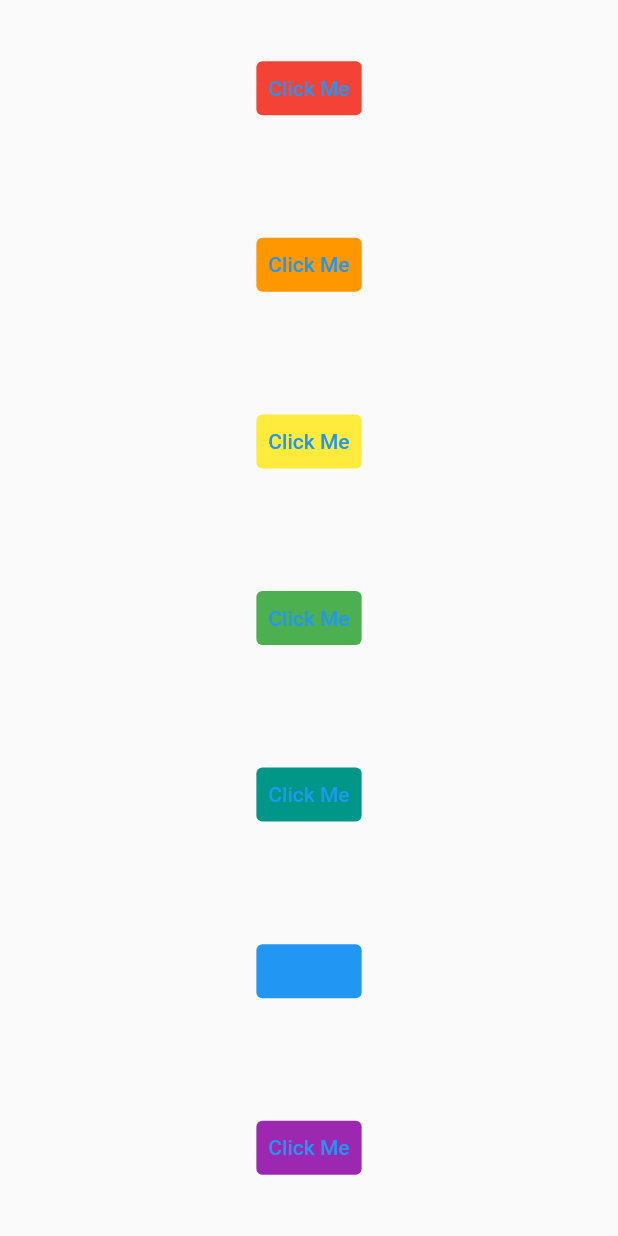
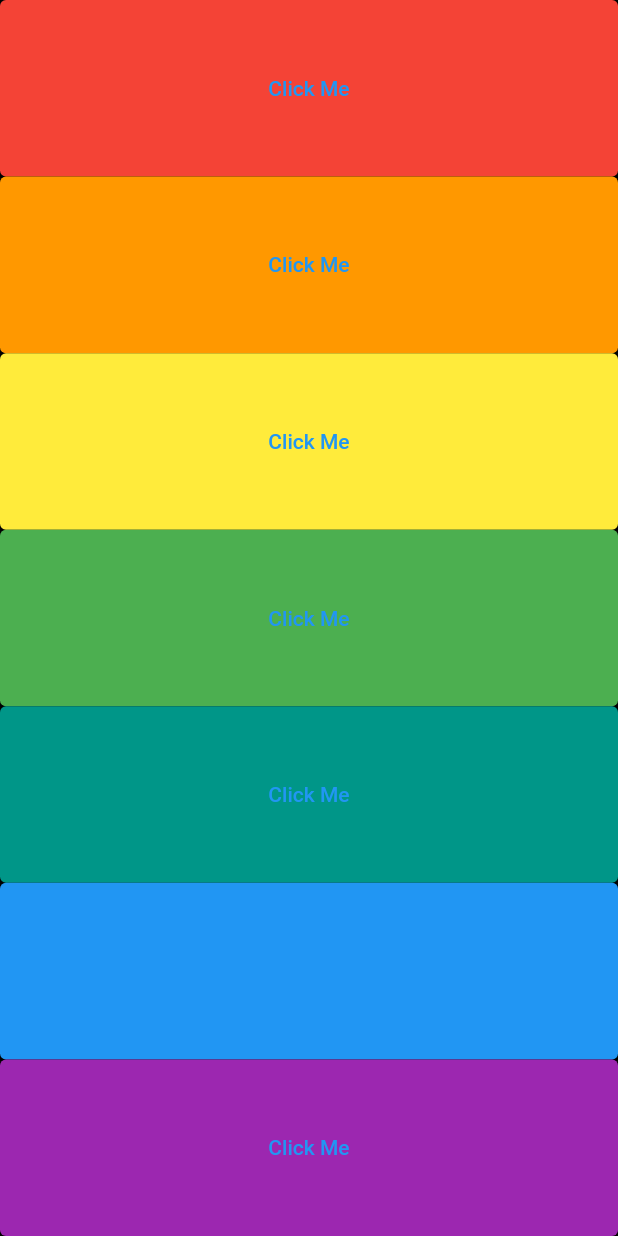
Before and after one commit to Kunjshingala/xylophone, a Flutter app: the screen it shows after launch, after a tap on "Click Me", on a phone screen of 412 x 824 dp. Run offline on Flutter 3.47's test engine with Material 2 defaults, Android fonts, the light colour scheme and no system bars; our stand-ins replace audioplayers.

Commit message:
Expand Text widget and Create Single function

```diff
--- /dev/null
+++ b/lib/function.dart
@@ -0,0 +1,8 @@
+void main(List<String> args) {
+  greet(name: 'kunj', greeting: 'how are you');
+}
+
+void greet({String? name, required String greeting}) {
+  /* both work ? or required word */
+  print('$name $greeting');
+}
--- a/lib/main.dart
+++ b/lib/main.dart
@@ -3,124 +3,51 @@ import 'package:audioplayers/audioplayers.dart';
 
 void main() {
   runApp(
-    const XylophoneApp(),
+    XylophoneApp(),
   );
 }
 
 class XylophoneApp extends StatelessWidget {
-  const XylophoneApp({super.key});
+  void playSound(int soundNumber) {
+    final player = AudioCache();
+    player.play('note$soundNumber.wav');
+  }
 
-  // This widget is the root of your application.
+  /* buildKey method is creating a widget that is a FlatButton,
+   which when clicked, plays a song. This method returns this
+   button which needs to be placed in the Widget hierarchy for
+   flutter to render it on screen. */
+
+  buildKey({Color? color, int? soundNumber}) {
+    return Expanded(
+      child: TextButton(
+        child: Text('Click Me'),
+        onPressed: () {
+          playSound(soundNumber!);
+        },
+        style: TextButton.styleFrom(
+          backgroundColor: color,
+        ),
+      ),
+    );
+  }
+
   @override
   Widget build(BuildContext context) {
     return MaterialApp(
       home: Scaffold(
+        backgroundColor: Colors.black,
         body: SafeArea(
           child: Column(
+            crossAxisAlignment: CrossAxisAlignment.stretch,
             children: <Widget>[
-              Container(
-                child: Expanded(
-                  child: Center(
-                    child: TextButton(
-                      onPressed: () {
-                        final player = AudioCache();
-                        player.play('note1.wav');
-                      },
-                      child: Text("Click Me"),
-                      style: TextButton.styleFrom(backgroundColor: Colors.red),
-                    ),
-                  ),
-                ),
-              ),
-              Container(
-                child: Expanded(
-                  child: Center(
-                    child: TextButton(
-                      onPressed: () {
-                        final player = AudioCache();
-                        player.play('note2.wav');
-                      },
-                      child: Text("Click Me"),
-                      style:
-                          TextButton.styleFrom(backgroundColor: Colors.orange),
-                    ),
-                  ),
-                ),
-              ),
-              Container(
-                child: Expanded(
-                  child: Center(
-                    child: TextButton(
-                      onPressed: () {
-                        final player = AudioCache();
-                        player.play('note3.wav');
-                      },
-                      child: Text("Click Me"),
-                      style:
-                          TextButton.styleFrom(backgroundColor: Colors.yellow),
-                    ),
-                  ),
-                ),
-              ),
-              Container(
-                child: Expanded(
-                  child: Center(
-                    child: TextButton(
-                      onPressed: () {
-                        final player = AudioCache();
-                        player.play('note4.wav');
-                      },
-                      child: Text("Click Me"),
-                      style: TextButton.styleFrom(
-                        backgroundColor: Colors.green,
-                      ),
-                    ),
-                  ),
-                ),
-              ),
-              Container(
-                child: Expanded(
-                  child: Center(
-                    child: TextButton(
-                      onPressed: () {
-                        final player = AudioCache();
-                        player.play('note5.wav');
-                      },
-                      child: Text("Click Me"),
-                      style: TextButton.styleFrom(backgroundColor: Colors.teal),
-                    ),
-                  ),
-                ),
-              ),
-              Container(
-                child: Expanded(
-                  child: Center(
-                    child: TextButton(
-                      onPressed: () {
-                        final player = AudioCache();
-                        player.play('note6.wav');
-                      },
-                      child: Text("Click Me"),
-                      style: TextButton.styleFrom(backgroundColor: Colors.blue),
-                    ),
-                  ),
-                ),
-              ),
-              Container(
-                child: Expanded(
-                  child: Center(
-                    child: TextButton(
-                      onPressed: () {
-                        final player = AudioCache();
-                        player.play('note7.wav');
-                      },
-                      child: Text("Click Me"),
-                      style:
-                          TextButton.styleFrom(backgroundColor: Colors.purple),
-                    ),
-                  ),
-                ),
-              ),
+              buildKey(color: Colors.red, soundNumber: 1),
+              buildKey(color: Colors.orange, soundNumber: 2),
+              buildKey(color: Colors.yellow, soundNumber: 3),
+              buildKey(color: Colors.green, soundNumber: 4),
+              buildKey(color: Colors.teal, soundNumber: 5),
+              buildKey(color: Colors.blue, soundNumber: 6),
+              buildKey(color: Colors.purple, soundNumber: 7),
             ],
           ),
         ),
```
Also changed, not shown: 1 other file.
